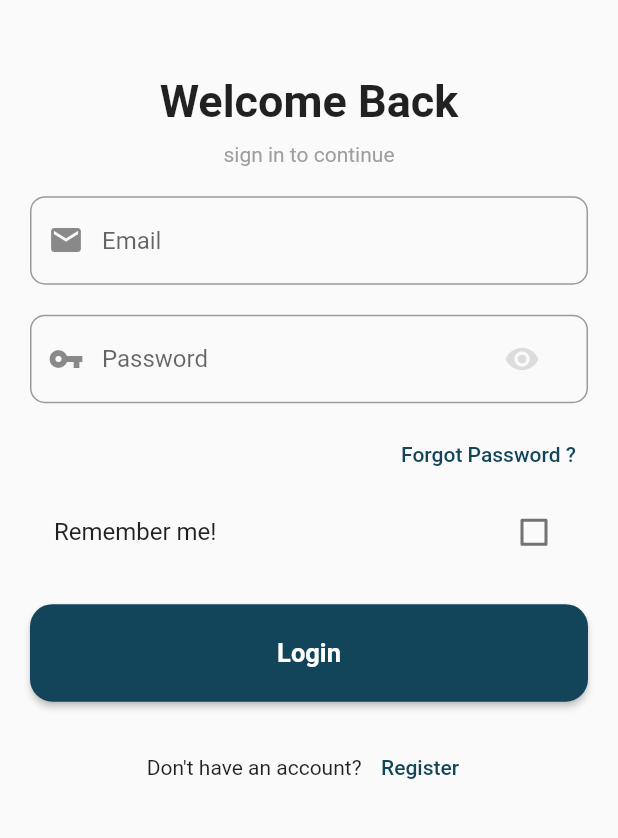
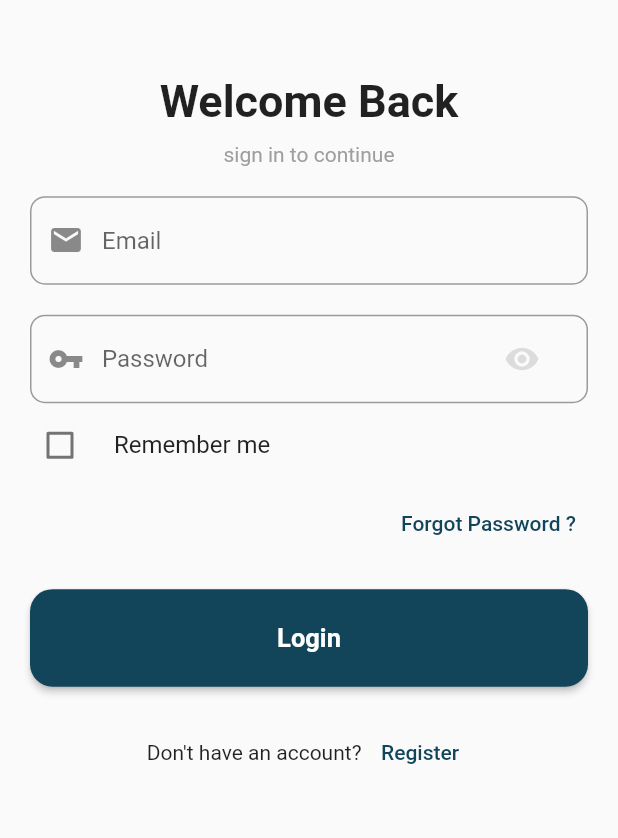
Before and after one commit to AprioteseAndreea/Licence-HotelApp, a Flutter app: the screen it shows after launch, on a phone screen of 412 x 824 dp, the part 197-1035 px from its top. Run offline on Flutter 3.47's test engine with Material 2 defaults, Android fonts, the phone set to English and light mode, and no system bars; our stand-ins replace firebase_auth, firebase_core; missing offline and left inert: firebase_auth_web, firebase_core_web; accounts and stored records are empty.

Commit message:
Added Remember me CheckBoxListTile

```diff
--- a/Hotel-App/lib/screens/authentication/login.dart
+++ b/Hotel-App/lib/screens/authentication/login.dart
@@ -15,7 +15,7 @@ class Login extends StatefulWidget {
 class _LoginState extends State<Login> {
   late TextEditingController _emailController;
   late TextEditingController _passwordController;
-  GlobalKey<FormState> _formkey = GlobalKey<FormState>();
+   GlobalKey<FormState> _formkey = GlobalKey<FormState>();
   bool _obscuredText = true;
   bool _checked = false;
   @override
@@ -54,10 +54,7 @@ class _LoginState extends State<Login> {
             child: Column(
               crossAxisAlignment: CrossAxisAlignment.center,
               children: [
-                // IconButton(
-                //   icon: const Icon(Icons.arrow_back_ios),
-                //   color: Theme.of(context).primaryColor,
-                //   onPressed: (){},),
+
                 const SizedBox(height: 30
                 ),
                 const Text(
@@ -92,23 +89,30 @@ class _LoginState extends State<Login> {
                     obscureText: _obscuredText,
 
                   decoration: InputDecoration(
-                      suffixIcon: FlatButton(onPressed: _toggle, child:Icon(Icons.remove_red_eye, color: _obscuredText ? Colors.black12 : Colors.black54)),
+                      suffixIcon: FlatButton(onPressed: _toggle, child:Icon(Icons.remove_red_eye, color: _obscuredText ? Colors.black12 : Theme.of(context).primaryColor)),
                       hintText: "Password",
                       prefixIcon: const Icon(Icons.vpn_key),
                       border: OutlineInputBorder(
                         borderRadius: BorderRadius.circular(10),
                       )),
                 ),
-                const SizedBox(height: 10),
+
+                CheckboxListTile(
+                  title: const Text("Remember me"),
+                  controlAffinity: ListTileControlAffinity.leading,
+                  value: _checked,
+                  onChanged: (bool? value){
+                    setState(() {
+                      _checked = value!;
+                    });
+                  },
+                  contentPadding: const EdgeInsets.symmetric(horizontal: 0.0),
+                  activeColor: Colors.white,
+                  checkColor: Theme.of(context).primaryColor,
+                ),
                 Row(
                   mainAxisAlignment: MainAxisAlignment.end,
                   children:  [
-
-                    // const SizedBox(width: 3),
-                    // TextButton(
-                    //   onPressed: () => widget.forgotPressed(),
-                    //   child:  const Text("Forgot password?"),
-                    // )
                     TextButton(
                       onPressed: () => {
                         Navigator.push(
@@ -125,18 +129,7 @@ class _LoginState extends State<Login> {
                     ),
                   ],
                 ),
-                CheckboxListTile(
-                  title: const Text("Remember me!"),
-                  controlAffinity: ListTileControlAffinity.platform,
-                  value: _checked,
-                  onChanged: (bool? value){
-                    setState(() {
-                      _checked = value!;
-                    });
-                  },
-                  activeColor: Colors.white,
-                  checkColor: Theme.of(context).primaryColor,
-                ),
+
                 const SizedBox(height: 20),
                 MaterialButton(
                   onPressed: () async {
```
Also changed, not shown: 1 other file.
